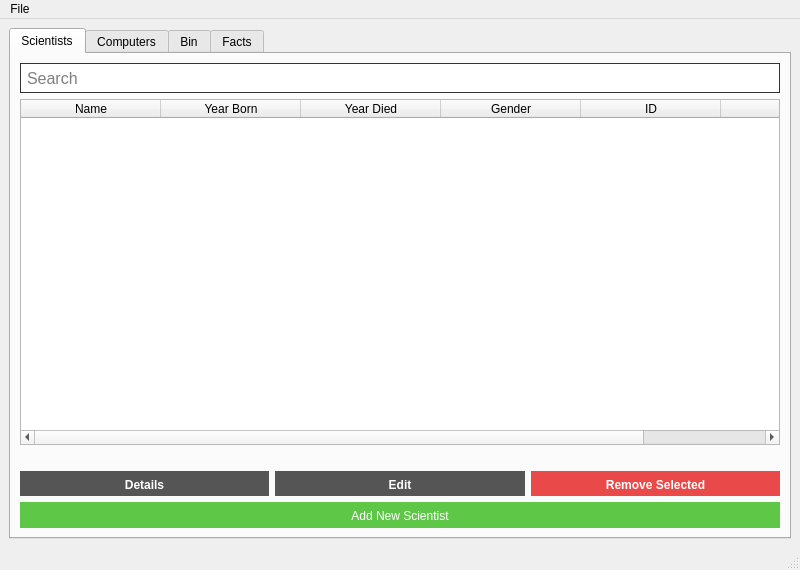
Above: VL1-project/mainwindow.ui from birkirk/vln1-35 before the change. Below: the same form after it.
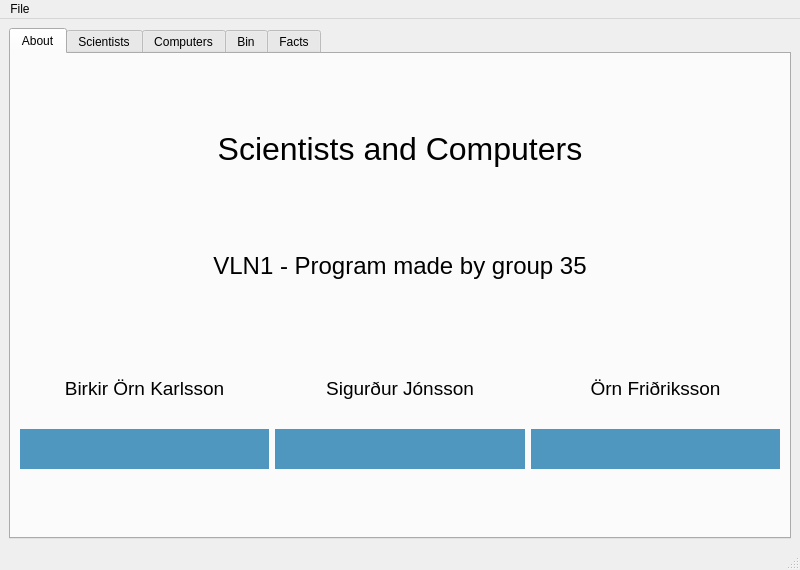
That is the form after the change. Icons and pictures are not drawn.

Commit message: added contact info for bonus

What changed in the file:
```diff
--- a/VL1-project/mainwindow.ui
+++ b/VL1-project/mainwindow.ui
@@ -53,6 +53,187 @@
       <property name="currentIndex">
        <number>0</number>
       </property>
+      <widget class="QWidget" name="tab_start">
+       <attribute name="title">
+        <string>About</string>
+       </attribute>
+       <layout class="QVBoxLayout" name="verticalLayout_11">
+        <item>
+         <widget class="QLabel" name="label_about_head">
+          <property name="maximumSize">
+           <size>
+            <width>16777215</width>
+            <height>60</height>
+           </size>
+          </property>
+          <property name="font">
+           <font>
+            <family>Helvetica</family>
+            <pointsize>24</pointsize>
+           </font>
+          </property>
+          <property name="text">
+           <string>Scientists and Computers</string>
+          </property>
+          <property name="alignment">
+           <set>Qt::AlignCenter</set>
+          </property>
+         </widget>
+        </item>
+        <item>
+         <widget class="QLabel" name="label_about_head2">
+          <property name="maximumSize">
+           <size>
+            <width>16777215</width>
+            <height>50</height>
+           </size>
+          </property>
+          <property name="font">
+           <font>
+            <family>Helvetica</family>
+            <pointsize>18</pointsize>
+           </font>
+          </property>
+          <property name="text">
+           <string>VLN1 - Program made by group 35</string>
+          </property>
+          <property name="alignment">
+           <set>Qt::AlignCenter</set>
+          </property>
+         </widget>
+        </item>
+        <item>
+         <layout class="QGridLayout" name="gridLayout">
+          <item row="1" column="1">
+           <widget class="QLabel" name="label_about_siggi">
+            <property name="maximumSize">
+             <size>
+              <width>16777215</width>
+              <height>70</height>
+             </size>
+            </property>
+            <property name="font">
+             <font>
+              <family>Helvetica</family>
+              <pointsize>14</pointsize>
+             </font>
+            </property>
+            <property name="text">
+             <string>Sigurður Jónsson</string>
+            </property>
+            <property name="alignment">
+             <set>Qt::AlignCenter</set>
+            </property>
+           </widget>
+          </item>
+          <item row="1" column="0">
+           <widget class="QLabel" name="label_about_birkir">
+            <property name="maximumSize">
+             <size>
+              <width>16777215</width>
+              <height>70</height>
+             </size>
+            </property>
+            <property name="font">
+             <font>
+              <family>Helvetica</family>
+              <pointsize>14</pointsize>
+             </font>
+            </property>
+            <property name="text">
+             <string>Birkir Örn Karlsson</string>
+            </property>
+            <property name="alignment">
+             <set>Qt::AlignCenter</set>
+            </property>
+           </widget>
+          </item>
+          <item row="1" column="2">
+           <widget class="QLabel" name="label_about_orn">
+            <property name="maximumSize">
+             <size>
+              <width>16777215</width>
+              <height>70</height>
+             </size>
+            </property>
+            <property name="font">
+             <font>
+              <family>Helvetica</family>
+              <pointsize>14</pointsize>
+             </font>
+            </property>
+            <property name="text">
+             <string>Örn Friðriksson</string>
+            </property>
+            <property name="alignment">
+             <set>Qt::AlignCenter</set>
+            </property>
+           </widget>
+          </item>
+          <item row="2" column="0">
+           <widget class="QLabel" name="label_contact_birkir">
+            <property name="minimumSize">
+             <size>
+              <width>0</width>
+              <height>0</height>
+             </size>
+            </property>
+            <property name="maximumSize">
+             <size>
+              <width>16777215</width>
+              <height>40</height>
+             </size>
+            </property>
+            <property name="styleSheet">
+             <string notr="true">border: 0px solid #333;
+background-color: #4F97BF;
+color: #fff;
+font: 13pt &quot;Helvetica&quot;;</string>
+            </property>
+            <property name="text">
+             <string/>
+            </property>
+            <property name="alignment">
+             <set>Qt::AlignCenter</set>
+            </property>
+           </widget>
+          </item>
+          <item row="2" column="1">
+           <widget class="QLabel" name="label_contact_siggi">
+            <property name="styleSheet">
+             <string notr="true">border: 0px solid #333;
+background-color: #4F97BF;
+color: #fff;
+font: 13pt &quot;Helvetica&quot;;</string>
+            </property>
+            <property name="text">
+             <string/>
+            </property>
+            <property name="alignment">
+             <set>Qt::AlignCenter</set>
+            </property>
+           </widget>
+          </item>
+          <item row="2" column="2">
+           <widget class="QLabel" name="label_contact_orn">
+            <property name="styleSheet">
+             <string notr="true">border: 0px solid #333;
+background-color: #4F97BF;
+color: #fff;
+font: 13pt &quot;Helvetica&quot;;</string>
+            </property>
+            <property name="text">
+             <string/>
+            </property>
+            <property name="alignment">
+             <set>Qt::AlignCenter</set>
+            </property>
+           </widget>
+          </item>
+         </layout>
+        </item>
+       </layout>
+      </widget>
       <widget class="QWidget" name="tab_scientists">
        <property name="enabled">
         <bool>true</bool>
```
The commit also changes 3 other files.
